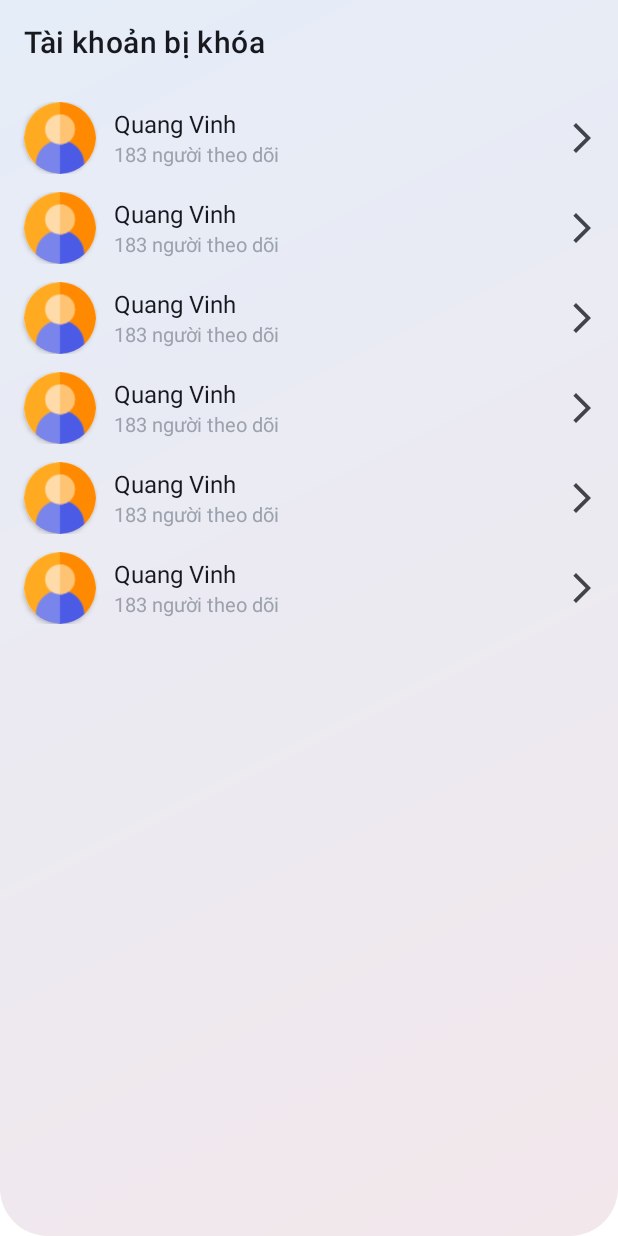
After one commit to VinhVIP/WonderMusic, an Android app: the layout activity_lock_account.xml on its own in the app's theme, with its tools: preview values and no code run, on a phone screen of 412 x 824 dp. The commit adds this screen. Run offline under Robolectric (Android 15) with nearby library versions, the phone set to English and light mode, and no system bars.

Commit message:
admin - lock account

```diff
--- a/app/src/main/AndroidManifest.xml
+++ b/app/src/main/AndroidManifest.xml
@@ -18,7 +18,10 @@
         android:theme="@style/Theme.WonderMusic"
         android:usesCleartextTraffic="true">
         <activity
-            android:name=".ui.admin.ManagerTypeActivity"
+            android:name=".ui.admin.account.LockAccountActivity"
+            android:exported="false" />
+        <activity
+            android:name=".ui.admin.type.ManagerTypeActivity"
             android:exported="false" />
 
         <provider
--- a/app/src/main/java/com/vinh/wondermusic/data/models/Menu.kt
+++ b/app/src/main/java/com/vinh/wondermusic/data/models/Menu.kt
@@ -1,6 +1,6 @@
 package com.vinh.wondermusic.data.models
 
-enum class MenuIndividualType { FOLLOWER, FOLLOWING, SONG, FAVORITE, PLAYLIST, ALBUM, MANAGE_TYPE }
+enum class MenuIndividualType { FOLLOWER, FOLLOWING, SONG, FAVORITE, PLAYLIST, ALBUM, MANAGE_TYPE, MANAGE_LOCK_ACCOUNT }
 
 data class MenuIndividual(val title: String, val drawableRes: Int, val type: MenuIndividualType)
 
--- a/app/src/main/java/com/vinh/wondermusic/data/repositories/SongRepository.kt
+++ b/app/src/main/java/com/vinh/wondermusic/data/repositories/SongRepository.kt
@@ -117,5 +117,4 @@ class SongRepository @Inject constructor(
             songLocalService.updateSongFilePath(song.idSong, it.path)
         }
     }
-
 }
--- a/app/src/main/java/com/vinh/wondermusic/ui/admin/ManagerTypeActivity.kt
+++ b/app/src/main/java/com/vinh/wondermusic/ui/admin/type/ManagerTypeActivity.kt
@@ -1,4 +1,4 @@
-package com.vinh.wondermusic.ui.admin
+package com.vinh.wondermusic.ui.admin.type
 
 import android.os.Bundle
 import android.view.Menu
@@ -16,7 +16,7 @@ import com.vinh.wondermusic.common.Helper
 import com.vinh.wondermusic.common.SimpleDividerItemDecoration
 import com.vinh.wondermusic.data.models.Type
 import com.vinh.wondermusic.databinding.ActivityManagerTypeBinding
-import com.vinh.wondermusic.ui.admin.form_type.FormTypeFragment
+import com.vinh.wondermusic.ui.admin.type.form_type.FormTypeFragment
 import dagger.hilt.android.AndroidEntryPoint
 
 @AndroidEntryPoint
--- a/app/src/main/java/com/vinh/wondermusic/ui/admin/form_type/FormTypeFragment.kt
+++ b/app/src/main/java/com/vinh/wondermusic/ui/admin/type/form_type/FormTypeFragment.kt
@@ -1,4 +1,4 @@
-package com.vinh.wondermusic.ui.admin.form_type
+package com.vinh.wondermusic.ui.admin.type.form_type
 
 import android.app.Dialog
 import android.graphics.Color
@@ -13,7 +13,7 @@ import androidx.fragment.app.activityViewModels
 import com.vinh.wondermusic.common.Constants
 import com.vinh.wondermusic.data.models.Type
 import com.vinh.wondermusic.databinding.FragmentFormTypeBinding
-import com.vinh.wondermusic.ui.admin.ManageTypeViewModel
+import com.vinh.wondermusic.ui.admin.type.ManageTypeViewModel
 
 class FormTypeFragment : DialogFragment() {
 
--- /dev/null
+++ b/app/src/main/res/drawable/ic_unlock.xml
@@ -0,0 +1,6 @@
+<vector android:alpha="0.9" android:autoMirrored="true"
+    android:height="24dp" android:tint="#FFFFFF"
+    android:viewportHeight="24" android:viewportWidth="24"
+    android:width="24dp" xmlns:android="http://schemas.android.com/apk/res/android">
+    <path android:fillColor="@android:color/white" android:pathData="M12,17c1.1,0 2,-0.9 2,-2s-0.9,-2 -2,-2 -2,0.9 -2,2 0.9,2 2,2zM18,8h-1L17,6c0,-2.76 -2.24,-5 -5,-5S7,3.24 7,6h1.9c0,-1.71 1.39,-3.1 3.1,-3.1 1.71,0 3.1,1.39 3.1,3.1v2L6,8c-1.1,0 -2,0.9 -2,2v10c0,1.1 0.9,2 2,2h12c1.1,0 2,-0.9 2,-2L20,10c0,-1.1 -0.9,-2 -2,-2zM18,20L6,20L6,10h12v10z"/>
+</vector>
--- /dev/null
+++ b/app/src/main/res/layout/activity_lock_account.xml
@@ -0,0 +1,36 @@
+<?xml version="1.0" encoding="utf-8"?>
+<RelativeLayout xmlns:android="http://schemas.android.com/apk/res/android"
+    xmlns:app="http://schemas.android.com/apk/res-auto"
+    xmlns:tools="http://schemas.android.com/tools"
+    android:layout_width="match_parent"
+    android:layout_height="match_parent"
+    android:background="@drawable/bg_account"
+    android:orientation="vertical">
+
+    <androidx.appcompat.widget.Toolbar
+        android:id="@+id/toolbar"
+        android:layout_width="match_parent"
+        android:layout_height="wrap_content"
+        android:minHeight="?attr/actionBarSize"
+        app:title="Tài khoản bị khóa"
+        app:titleTextColor="@color/text_primary" />
+
+    <androidx.recyclerview.widget.RecyclerView
+        android:id="@+id/rvAccount"
+        android:layout_width="match_parent"
+        android:layout_height="match_parent"
+        android:layout_below="@id/toolbar"
+        android:layout_marginTop="6dp"
+        tools:itemCount="10"
+        tools:listitem="@layout/item_account" />
+
+    <TextView
+        android:id="@+id/tvAlert"
+        android:layout_width="wrap_content"
+        android:layout_height="wrap_content"
+        android:layout_centerInParent="true"
+        android:visibility="gone"
+        android:text="Không có tài khoản nào bị khóa"
+        android:textColor="@color/text_secondary" />
+
+</RelativeLayout>
--- a/app/src/main/res/layout/item_account.xml
+++ b/app/src/main/res/layout/item_account.xml
@@ -70,6 +70,7 @@
     </LinearLayout>
 
     <ImageView
+        style="@style/ImageViewRippleEffect"
         android:id="@+id/songMenuMore"
         android:layout_width="wrap_content"
         android:layout_height="wrap_content"
```
Also changed, not shown: app/src/main/java/com/vinh/wondermusic/adapter/AccountLockAdaper.kt (added, +65 -0 lines), app/src/main/java/com/vinh/wondermusic/data/apis/AccountAPI.kt (+18 -0 lines), app/src/main/java/com/vinh/wondermusic/data/repositories/AccountRepository.kt (+17 -0 lines), app/src/main/java/com/vinh/wondermusic/data/services/account/AccountRemoteService.kt (+17 -0 lines), app/src/main/java/com/vinh/wondermusic/ui/account/AccountActivity.kt (+44 -0 lines), app/src/main/java/com/vinh/wondermusic/ui/account/AccountViewModel.kt (+30 -0 lines), app/src/main/java/com/vinh/wondermusic/ui/admin/account/LockAccountActivity.kt (added, +98 -0 lines), app/src/main/java/com/vinh/wondermusic/ui/admin/account/LockAccountViewModel.kt (renamed from app/src/main/java/com/vinh/wondermusic/ui/admin/ManageTypeViewModel.kt, +15 -29 lines), app/src/main/java/com/vinh/wondermusic/ui/admin/type/ManageTypeViewModel.kt (added, +73 -0 lines), app/src/main/java/com/vinh/wondermusic/ui/home/personal/PersonalFragment.kt (+6 -1 lines), app/src/main/res/drawable/ic_lock.xml (+4 -3 lines), app/src/main/res/layout/activity_account.xml (+17 -0 lines).
